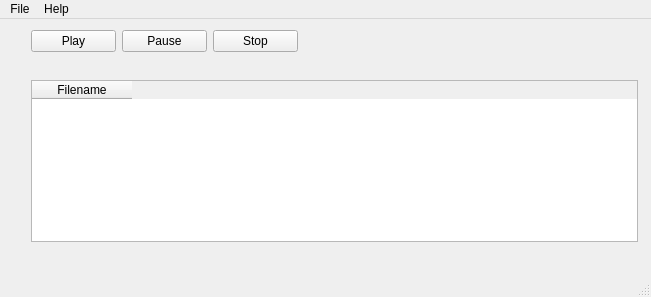
First picture: the form in mainwindow.ui, repository saurabhsood91/Music-Player, before the edit.
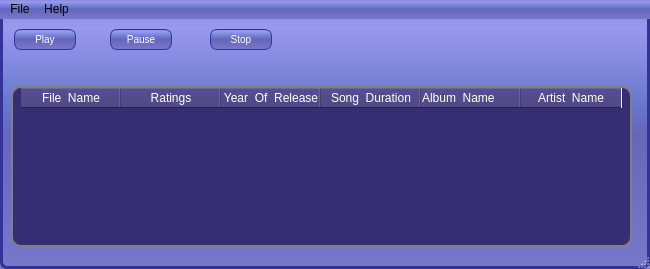
Second picture: the form after the edit. Custom widgets are drawn as their Qt base class.

Commit message: complete taglib integration and change UI stylesheet

The edit to the form file:
```diff
--- a/mainwindow.ui
+++ b/mainwindow.ui
@@ -6,108 +6,279 @@
    <rect>
     <x>0</x>
     <y>0</y>
-    <width>651</width>
-    <height>297</height>
+    <width>650</width>
+    <height>269</height>
    </rect>
   </property>
   <property name="maximumSize">
    <size>
-    <width>651</width>
-    <height>297</height>
+    <width>16777215</width>
+    <height>16777215</height>
    </size>
   </property>
   <property name="windowTitle">
    <string>MainWindow</string>
   </property>
+  <property name="styleSheet">
+   <string notr="true">QMainWindow
+{
+color: white;
+background-color:QLinearGradient( x1: 0, y1: 0, x2: 0, y2: 1, stop: 0 #88d, stop: 0.1 #99e, stop: 0.39 #67c, stop: 0.5 #66b, stop: 1 #77c);
+border-width: 3px;
+border-color: #339;
+border-style: solid;
+border-radius: 7;
+padding: 3px;
+font-size: 10px;
+}
+QMenuBar
+{
+background-color:QLinearGradient( x1: 0, y1: 0, x2: 0, y2: 1, stop: 0 #88d, stop: 0.1 #99e, stop: 0.39 #67c, stop: 0.5 #66b, stop: 1 #77c);
+
+}
+QLineEdit {
+padding: 1px;
+border-style: solid;
+border: 2px solid gray;
+border-radius: 8px;
+} 
+QPushButton {
+color: white;
+background-color: QLinearGradient( x1: 0, y1: 0, x2: 0, y2: 1, stop: 0 #88d, stop: 0.1 #99e, stop: 0.39 #67c, stop: 0.5 #66b, stop: 1 #77c);
+border-width: 1px;
+border-color: #339;
+border-style: solid;
+border-radius: 7;
+padding: 3px;
+font-size: 10px;
+padding-left: 5px;
+padding-right: 5px;
+min-width: 50px;
+max-width: 50px;
+min-height: 13px;
+max-height: 13px;
+}
+
+QSlider::groove:horizontal {
+border: 1px solid #bbb;
+background: white;
+height: 10px;
+border-radius: 4px;
+}
+
+QSlider::sub-page:horizontal {
+background: qlineargradient(x1: 0, y1: 0,    x2: 0, y2: 1,
+    stop: 0 #66e, stop: 1 #bbf);
+background: qlineargradient(x1: 0, y1: 0.2, x2: 1, y2: 1,
+    stop: 0 #bbf, stop: 1 #55f);
+border: 1px solid #777;
+height: 10px;
+border-radius: 4px;
+}
+
+QSlider::add-page:horizontal {
+background: #fff;
+border: 1px solid #777;
+height: 10px;
+border-radius: 4px;
+}
+
+QSlider::handle:horizontal {
+background: qlineargradient(x1:0, y1:0, x2:1, y2:1,
+    stop:0 #eee, stop:1 #ccc);
+border: 1px solid #777;
+width: 13px;
+margin-top: -2px;
+margin-bottom: -2px;
+border-radius: 4px;
+}
+
+QSlider::handle:horizontal:hover {
+background: qlineargradient(x1:0, y1:0, x2:1, y2:1,
+    stop:0 #fff, stop:1 #ddd);
+border: 1px solid #444;
+border-radius: 4px;
+}
+
+QSlider::sub-page:horizontal:disabled {
+background: #bbb;
+border-color: #999;
+}
+
+QSlider::add-page:horizontal:disabled {
+background: #eee;
+border-color: #999;
+}
+
+QSlider::handle:horizontal:disabled {
+background: #eee;
+border: 1px solid #aaa;
+border-radius: 4px;
+}
+QTableWidget
+{
+background-color: rgb(55,45,115);
+border: 2px solid gray;
+border-radius: 10px;
+padding: 0 8px;
+color: rgb(150, 150, 150)
+
+}
+
+QHeaderView:section
+{
+background-color:rgb(55,45,115);
+color: white;
+margin: 1px;
+text-align: right;
+font-family: arial;
+font-size:12px;
+}</string>
+  </property>
   <widget class="QWidget" name="centralWidget">
-   <widget class="QWidget" name="layoutWidget">
+   <widget class="Phonon::SeekSlider" name="seekSlider">
     <property name="geometry">
      <rect>
-      <x>20</x>
-      <y>0</y>
-      <width>629</width>
-      <height>234</height>
+      <x>11</x>
+      <y>37</y>
+      <width>621</width>
+      <height>21</height>
      </rect>
     </property>
-    <layout class="QGridLayout" name="gridLayout">
-     <item row="2" column="0">
-      <widget class="Phonon::SeekSlider" name="seekSlider" native="true"/>
-     </item>
-     <item row="1" column="0">
-      <layout class="QHBoxLayout" name="horizontalLayout">
-       <item>
-        <widget class="QPushButton" name="buttonPlay">
-         <property name="maximumSize">
-          <size>
-           <width>85</width>
-           <height>31</height>
-          </size>
-         </property>
-         <property name="text">
-          <string>Play</string>
-         </property>
-        </widget>
-       </item>
-       <item>
-        <widget class="QPushButton" name="buttonPause">
-         <property name="maximumSize">
-          <size>
-           <width>85</width>
-           <height>31</height>
-          </size>
-         </property>
-         <property name="text">
-          <string>Pause</string>
-         </property>
-        </widget>
-       </item>
-       <item>
-        <widget class="QPushButton" name="buttonStop">
-         <property name="maximumSize">
-          <size>
-           <width>85</width>
-           <height>31</height>
-          </size>
-         </property>
-         <property name="text">
-          <string>Stop</string>
-         </property>
-        </widget>
-       </item>
-       <item>
-        <widget class="Phonon::VolumeSlider" name="volumeSlider" native="true">
-         <property name="maximumSize">
-          <size>
-           <width>352</width>
-           <height>16777215</height>
-          </size>
-         </property>
-        </widget>
-       </item>
-      </layout>
-     </item>
-     <item row="3" column="0">
-      <widget class="QTableWidget" name="tableSongs">
-       <property name="sizePolicy">
-        <sizepolicy hsizetype="Maximum" vsizetype="Expanding">
-         <horstretch>0</horstretch>
-         <verstretch>0</verstretch>
-        </sizepolicy>
-       </property>
-       <property name="maximumSize">
-        <size>
-         <width>627</width>
-         <height>162</height>
-        </size>
-       </property>
-       <column>
-        <property name="text">
-         <string>Filename</string>
-        </property>
-       </column>
-      </widget>
-     </item>
-    </layout>
+   </widget>
+   <widget class="QTableWidget" name="tableSongs">
+    <property name="geometry">
+     <rect>
+      <x>11</x>
+      <y>67</y>
+      <width>621</width>
+      <height>161</height>
+     </rect>
+    </property>
+    <property name="sizePolicy">
+     <sizepolicy hsizetype="Maximum" vsizetype="Expanding">
+      <horstretch>0</horstretch>
+      <verstretch>0</verstretch>
+     </sizepolicy>
+    </property>
+    <property name="maximumSize">
+     <size>
+      <width>627</width>
+      <height>162</height>
+     </size>
+    </property>
+    <column>
+     <property name="text">
+      <string>File  Name</string>
+     </property>
+     <property name="font">
+      <font>
+       <weight>75</weight>
+       <bold>true</bold>
+      </font>
+     </property>
+    </column>
+    <column>
+     <property name="text">
+      <string>Ratings</string>
+     </property>
+    </column>
+    <column>
+     <property name="text">
+      <string>Year  Of  Release</string>
+     </property>
+    </column>
+    <column>
+     <property name="text">
+      <string>Song  Duration</string>
+     </property>
+    </column>
+    <column>
+     <property name="text">
+      <string>Album  Name</string>
+     </property>
+     <property name="textAlignment">
+      <set>AlignLeft|AlignVCenter</set>
+     </property>
+    </column>
+    <column>
+     <property name="text">
+      <string>Artist  Name</string>
+     </property>
+    </column>
+   </widget>
+   <widget class="Phonon::VolumeSlider" name="volumeSlider">
+    <property name="geometry">
+     <rect>
+      <x>280</x>
+      <y>10</y>
+      <width>352</width>
+      <height>22</height>
+     </rect>
+    </property>
+    <property name="maximumSize">
+     <size>
+      <width>352</width>
+      <height>16777215</height>
+     </size>
+    </property>
+   </widget>
+   <widget class="QPushButton" name="buttonPlay">
+    <property name="geometry">
+     <rect>
+      <x>14</x>
+      <y>10</y>
+      <width>62</width>
+      <height>21</height>
+     </rect>
+    </property>
+    <property name="maximumSize">
+     <size>
+      <width>62</width>
+      <height>21</height>
+     </size>
+    </property>
+    <property name="text">
+     <string>Play</string>
+    </property>
+   </widget>
+   <widget class="QPushButton" name="buttonPause">
+    <property name="geometry">
+     <rect>
+      <x>110</x>
+      <y>10</y>
+      <width>62</width>
+      <height>21</height>
+     </rect>
+    </property>
+    <property name="maximumSize">
+     <size>
+      <width>62</width>
+      <height>21</height>
+     </size>
+    </property>
+    <property name="text">
+     <string>Pause</string>
+    </property>
+   </widget>
+   <widget class="QPushButton" name="buttonStop">
+    <property name="geometry">
+     <rect>
+      <x>210</x>
+      <y>10</y>
+      <width>62</width>
+      <height>21</height>
+     </rect>
+    </property>
+    <property name="maximumSize">
+     <size>
+      <width>62</width>
+      <height>21</height>
+     </size>
+    </property>
+    <property name="text">
+     <string>Stop</string>
+    </property>
    </widget>
   </widget>
   <widget class="QMenuBar" name="menuBar">
@@ -115,7 +286,7 @@
     <rect>
      <x>0</x>
      <y>0</y>
-     <width>651</width>
+     <width>650</width>
      <height>20</height>
     </rect>
    </property>
```
The commit also changes 2 other files.
